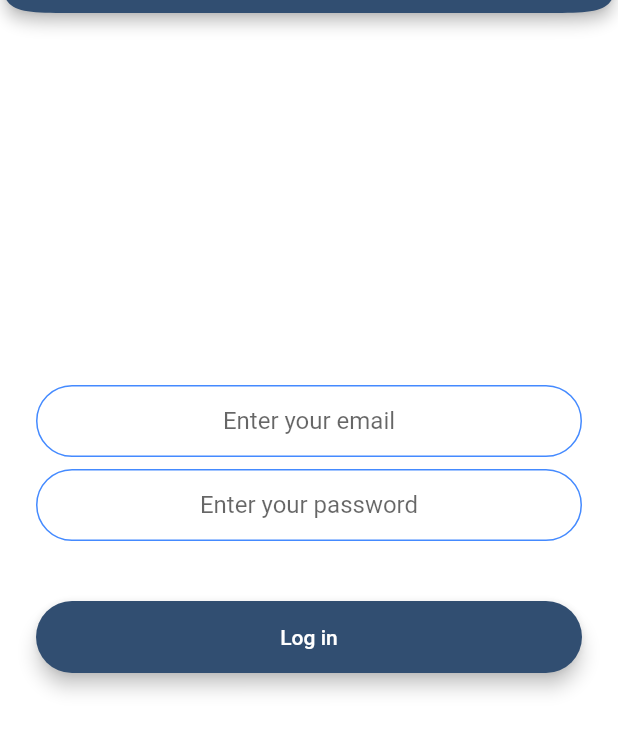
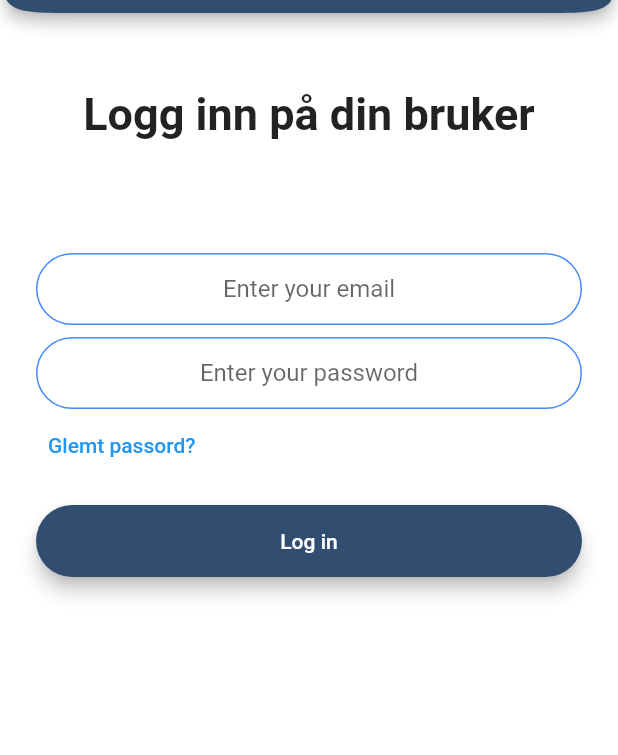
Before and after one commit to Thoivers1/Studiosum, a Flutter app: the screen it shows after launch, after a tap on "Log in", on a phone screen of 412 x 824 dp, the part 167-922 px from its top. Run offline on Flutter 3.47's test engine with Material 2 defaults, Android fonts, the phone set to English and light mode, and no system bars; our stand-ins replace firebase_auth, firebase_core, modal_progress_hud; accounts and stored records are empty.

Commit message:
addet en del nye sider og components

```diff
--- a/lib/components/appBar.dart
+++ b/lib/components/appBar.dart
@@ -4,9 +4,10 @@ import 'package:bachelor/constants.dart';
 
 class appBar extends StatelessWidget with PreferredSizeWidget {
 
-  appBar({required this.text});
+  appBar({required this.text, required this.height});
 
   final String text;
+  final double height;
 
   @override
   Widget build(BuildContext context) {
@@ -31,11 +32,11 @@ class appBar extends StatelessWidget with PreferredSizeWidget {
       shape: ContinuousRectangleBorder(
         borderRadius: BorderRadius.vertical(bottom: Radius.circular(50.0)),
       ),
-      toolbarHeight: 120.0,
+      toolbarHeight: height,
 
     );
   }
 
   @override
-  Size get preferredSize => Size.fromHeight(120.0);
+  Size get preferredSize => Size.fromHeight(height);
 }
--- a/lib/components/rounded_button.dart
+++ b/lib/components/rounded_button.dart
@@ -27,6 +27,3 @@ class RoundedButton extends StatelessWidget {
     );
   }
 }
-
-//min width 200.0
-//height 42
--- a/lib/main.dart
+++ b/lib/main.dart
@@ -6,6 +6,7 @@ import 'package:bachelor/screens/registration_screen.dart';
 import 'package:bachelor/screens/home_screen.dart';
 import 'package:bachelor/screens/create_screen.dart';
 import 'package:bachelor/screens/search_screen.dart';
+import 'package:bachelor/screens/profile_settings_screen.dart';
 import 'package:firebase_core/firebase_core.dart';
 
 void main() async {
@@ -28,6 +29,7 @@ class Bachelor extends StatelessWidget {
         ProfileScreen.id: (context) => ProfileScreen(),
         CreateScreen.id: (context) => CreateScreen(),
         SearchScreen.id: (context) => SearchScreen(),
+        ProfileSettingsScreen.id: (context) => ProfileSettingsScreen(),
       },
     );
   }
--- a/lib/screens/home_screen.dart
+++ b/lib/screens/home_screen.dart
@@ -41,10 +41,8 @@ class _HomeScreenState extends State<HomeScreen> {
   Widget build(BuildContext context) {
     return Scaffold(
       backgroundColor: Colors.white,
-      appBar: appBar(text: 'Home Screen'),
-      bottomNavigationBar: bottomAppBar(
-
-      ),
+      appBar: appBar(text: 'Home Screen', height: 120.0,),
+      bottomNavigationBar: bottomAppBar(),
       body: Padding(
         padding: EdgeInsets.only(left: 60.0, right: 60.0, top: 30.0, bottom: 30.0),
         child: ListView(
--- a/lib/screens/login_screen.dart
+++ b/lib/screens/login_screen.dart
@@ -25,7 +25,7 @@ class _LoginScreenState extends State<LoginScreen> {
   Widget build(BuildContext context) {
     return Scaffold(
       backgroundColor: Colors.white,
-      appBar: appBar(text:'studiosum'),
+      appBar: appBar(text:'studiosum', height: 120.0,),
       body: ModalProgressHUD(
         inAsyncCall: showSpinner,
         child: Padding(
@@ -34,6 +34,22 @@ class _LoginScreenState extends State<LoginScreen> {
             mainAxisAlignment: MainAxisAlignment.center,
             crossAxisAlignment: CrossAxisAlignment.stretch,
             children: <Widget>[
+              Expanded(
+                child: ListView(
+                  children: <Widget>[
+                    SizedBox(
+                      height: 50.0,
+                    ),
+                    Align(
+                      alignment: Alignment.center,
+                      child: Text('Logg inn på din bruker', style: TextStyle(
+                        fontSize: 30.0,
+                        fontWeight: FontWeight.bold,
+                      )),
+                    ),
+                    SizedBox(
+                      height: 75.0,
+                    ),
                     TextField(
                       keyboardType: TextInputType.emailAddress,
                       textAlign: TextAlign.center,
@@ -53,9 +69,15 @@ class _LoginScreenState extends State<LoginScreen> {
                       },
                       decoration: kTextFieldDecoration.copyWith(hintText: 'Enter your password'),
                     ),
-          SizedBox(
-            height: 24.0,
+                    TextButton(
+                        onPressed: (){
+
+                        },
+                        child: Align(
+                            alignment: Alignment.centerLeft,
+                            child: Text('Glemt passord?', style: TextStyle(color: Colors.blue)))
                     ),
+
                     RoundedButton(
                       widgetText: Text('Log in', style: TextStyle(color: Colors.white)),
                       color: kColor,
@@ -78,6 +100,10 @@ class _LoginScreenState extends State<LoginScreen> {
                       },),
                   ],
                 ),
+              )
+
+            ],
+          ),
         ),
       ),
     );
--- a/lib/screens/registration_screen.dart
+++ b/lib/screens/registration_screen.dart
@@ -25,7 +25,7 @@ class _RegistrationScreenState extends State<RegistrationScreen> {
   Widget build(BuildContext context) {
     return Scaffold(
       backgroundColor: Colors.white,
-      appBar: appBar(text:'studiosum'),
+      appBar: appBar(text:'studiosum', height: 120.0,),
       body: ModalProgressHUD(
         inAsyncCall: showSpinner,
         child: Padding(
--- a/lib/screens/welcome_screen.dart
+++ b/lib/screens/welcome_screen.dart
@@ -20,7 +20,7 @@ class _WelcomeScreenState extends State<WelcomeScreen> {
   Widget build(BuildContext context) {
     return Scaffold(
       backgroundColor: Colors.white,
-      appBar: appBar(text:'studiosum'),
+      appBar: appBar(text:'studiosum', height: 250.0,),
       body: Center(
         child: Padding(
           padding: EdgeInsets.all(30.0),
```
Also changed, not shown: lib/components/profileButton.dart (added, +27 -0 lines), lib/screens/profile_screen.dart (+64 -1 lines), lib/screens/profile_settings_screen.dart (added, +69 -0 lines), images/profile.png (added). Lines whose indentation alone changed are shown as unchanged.
